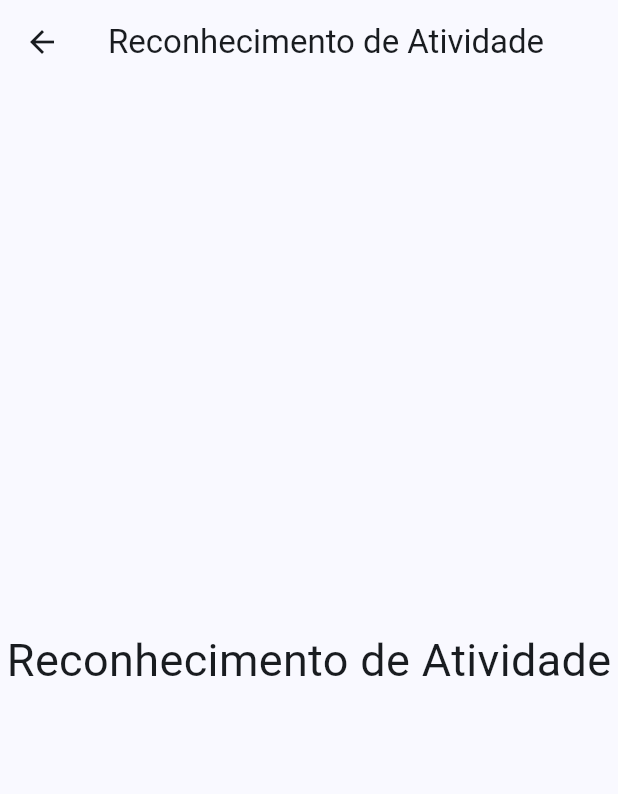
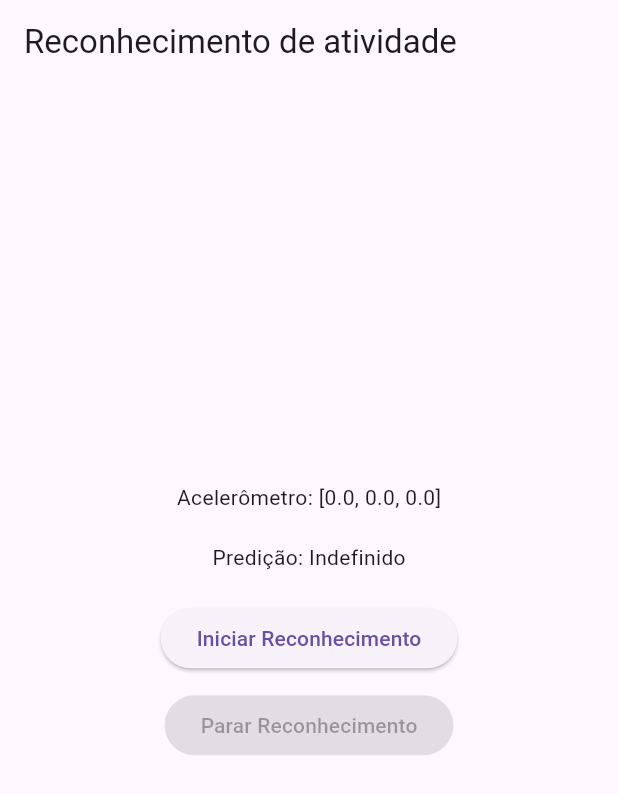
Before and after one commit to laurosampaio/rah, a Flutter app: the screen it shows after launch, after a tap on "Reconhecimento de Atividades", on a phone screen of 412 x 824 dp. Shown: the top 794 px of the screen. Run offline on Flutter 3.47's test engine with Material 3 defaults, Android fonts, the light colour scheme and no system bars; our stand-ins replace sensors; missing offline and left inert: tflite_flutter.

Commit message:
- Tela de reconhecimento criada

```diff
--- /dev/null
+++ b/lib/enums/modeenum.dart
@@ -0,0 +1 @@
+enum ModeEnum { light, moderate, vigorous }
--- /dev/null
+++ b/lib/enums/positionenum.dart
@@ -0,0 +1 @@
+enum PositionEnum { lying, sitting, wallking }
--- a/lib/main.dart
+++ b/lib/main.dart
@@ -1,7 +1,8 @@
 import 'package:flutter/material.dart';
+import 'package:rah/pages/runtrainingpage.dart';
 import 'package:rah/pages/homepage.dart';
-import 'package:rah/pages/reconhecimentopage.dart';
-import 'package:rah/pages/treinamentopage.dart';
+import 'package:rah/pages/recognitionpage.dart';
+import 'package:rah/pages/trainingpage.dart';
 
 void main() {
   runApp(const MainApp());
@@ -19,11 +20,12 @@
         colorScheme: ColorScheme.fromSeed(seedColor: const Color(0xFF002147)),
         useMaterial3: true,
       ),
-      initialRoute: '/',
+      initialRoute: HomePage.routeName,
       routes: <String, WidgetBuilder>{
-        '/': (context) => const HomePage(),
-        '/treinamento': (context) => const TreinamentoPage(),
-        '/reconhecimento': (context) => const ReconhecimentoPage(),
+        HomePage.routeName: (context) => const HomePage(),
+        TrainingPage.routeName: (context) => const TrainingPage(),
+        RecognitionPage.routeName: (context) => const RecognitionPage(),
+        RunTrainingPage.routeName: (context) => const RunTrainingPage(),
       },
     );
   }
--- a/lib/pages/homepage.dart
+++ b/lib/pages/homepage.dart
@@ -1,6 +1,10 @@
 import 'package:flutter/material.dart';
+import 'package:rah/pages/recognitionpage.dart';
+// import 'package:rah/pages/trainingpage.dart';
 
 class HomePage extends StatefulWidget {
+  static const routeName = '/';
+
   const HomePage({super.key});
 
   @override
@@ -22,16 +26,16 @@ class _HomePageState extends State<HomePage> {
         child: Column(
           mainAxisAlignment: MainAxisAlignment.center,
           children: <Widget>[
+            // ElevatedButton(
+            //   onPressed: () {
+            //     Navigator.pushNamed(context, TrainingPage.routeName);
+            //   },
+            //   child: const Text('Treinar Atividades'),
+            // ),
+            // const SizedBox(height: 20),
             ElevatedButton(
               onPressed: () {
-                Navigator.pushNamed(context, '/treinamento');
-              },
-              child: const Text('Treinar Atividades'),
-            ),
-            const SizedBox(height: 20),
-            ElevatedButton(
-              onPressed: () {
-                Navigator.pushNamed(context, '/reconhecimento');
+                Navigator.pushNamed(context, RecognitionPage.routeName);
               },
               child: const Text('Reconhecimento de Atividades'),
             ),
--- /dev/null
+++ b/lib/pages/recognitionpage.dart
@@ -0,0 +1,136 @@
+import 'package:flutter/material.dart';
+import 'package:sensors/sensors.dart';
+import 'package:tflite_flutter/tflite_flutter.dart';
+import 'dart:async';
+import 'dart:typed_data';
+
+class RecognitionPage extends StatefulWidget {
+  static const routeName = '/recognition';
+
+  const RecognitionPage({super.key});
+
+  @override
+  State<RecognitionPage> createState() => _RecognitionPageState();
+}
+
+class _RecognitionPageState extends State<RecognitionPage> {
+  late Interpreter _interpreter;
+  List<double>? _accelerometerValues;
+  String _prediction = 'Indefinido';
+  String _erro = '';
+  bool _isRecognizing = false;
+  late StreamSubscription<AccelerometerEvent> _accelerometerSubscription;
+
+  @override
+  void initState() {
+    super.initState();
+    _loadModel();
+  }
+
+  Future<void> _loadModel() async {
+    try {
+      _interpreter = await Interpreter.fromAsset('assets/rah_model.tflite');
+    } catch (e) {
+      _erro = 'Erro ao carregar modelo model: $e';
+      print(_erro);
+    }
+  }
+
+  void _startRecognition() {
+    setState(() {
+      _isRecognizing = true;
+    });
+    _accelerometerSubscription =
+        accelerometerEvents.listen((AccelerometerEvent event) {
+      setState(() {
+        _accelerometerValues = <double>[event.x, event.y, event.z];
+        _runModel();
+      });
+    });
+  }
+
+  void _stopRecognition() {
+    setState(() {
+      _isRecognizing = false;
+      _accelerometerValues = null;
+      _prediction = 'Indefinido';
+      _erro = '';
+    });
+    _accelerometerSubscription.cancel();
+  }
+
+  void _runModel() {
+    if (_accelerometerValues == null || !_isRecognizing) return;
+
+    // Prepare input data as Float32List
+    var input = _accelerometerValues!.map((e) => e.toDouble()).toList();
+    var inputBuffer = Float32List.fromList(input).buffer.asUint8List();
+
+    // Create an output buffer
+    var outputBuffer = Float32List(10).buffer.asUint8List();
+
+    try {
+      // Run inference
+      _interpreter.run(inputBuffer, outputBuffer);
+
+      // Process output
+      var output = outputBuffer.buffer.asFloat32List();
+      var predictedIndex = output
+          .indexOf(output.reduce((curr, next) => curr > next ? curr : next));
+      setState(() {
+        _prediction = 'Ação => $predictedIndex';
+      });
+    } catch (e) {
+      _erro = 'Erro executando modelo: $e';
+      print(_erro);
+    }
+  }
+
+  @override
+  void dispose() {
+    _interpreter.close();
+    if (_isRecognizing) {
+      _accelerometerSubscription.cancel();
+    }
+    super.dispose();
+  }
+
+  @override
+  Widget build(BuildContext context) {
+    final accelerometer =
+        _accelerometerValues?.map((v) => v.toStringAsFixed(1)).toList() ??
+            ['0.0', '0.0', '0.0'];
+    return MaterialApp(
+      home: Scaffold(
+        appBar: AppBar(
+          title: const Text('Reconhecimento de atividade'),
+        ),
+        body: Center(
+          child: Column(
+            mainAxisAlignment: MainAxisAlignment.center,
+            children: <Widget>[
+              Text('Acelerômetro: $accelerometer'),
+              const SizedBox(height: 20),
+              Text('Predição: $_prediction'),
+              const SizedBox(height: 20),
+              ElevatedButton(
+                onPressed: _isRecognizing ? null : _startRecognition,
+                child: const Text('Iniciar Reconhecimento'),
+              ),
+              const SizedBox(height: 10),
+              ElevatedButton(
+                onPressed: _isRecognizing ? _stopRecognition : null,
+                child: const Text('Parar Reconhecimento'),
+              ),
+              const SizedBox(height: 30),
+              Text(
+                _erro,
+                style: const TextStyle(color: Colors.red),
+              ),
+            ],
+          ),
+        ),
+      ),
+    );
+  }
+}
--- a/lib/pages/reconhecimentopage.dart
+++ b/lib/pages/runtrainingpage.dart
@@ -1,17 +1,19 @@
 import 'package:flutter/material.dart';
 
-class ReconhecimentoPage extends StatelessWidget {
-  const ReconhecimentoPage({super.key});
+class RunTrainingPage extends StatelessWidget {
+  static const routeName = '/runtraining';
+
+  const RunTrainingPage({super.key});
 
   @override
   Widget build(BuildContext context) {
     return Scaffold(
       appBar: AppBar(
-        title: const Text('Reconhecimento de Atividade'),
+        title: const Text('Executar Treinamento de Atividade'),
       ),
       body: const Center(
         child: Text(
-          'Reconhecimento de Atividade',
+          'Executar Treinamento de Atividade',
           style: TextStyle(fontSize: 30),
         ),
       ),
```
Also changed, not shown: lib/models/trainingmodel.dart (added, +10 -0 lines), lib/pages/trainingpage.dart (renamed from lib/pages/treinamentopage.dart, +23 -11 lines), pubspec.yaml (+8 -2 lines), pubspec.lock, 4 other files.
